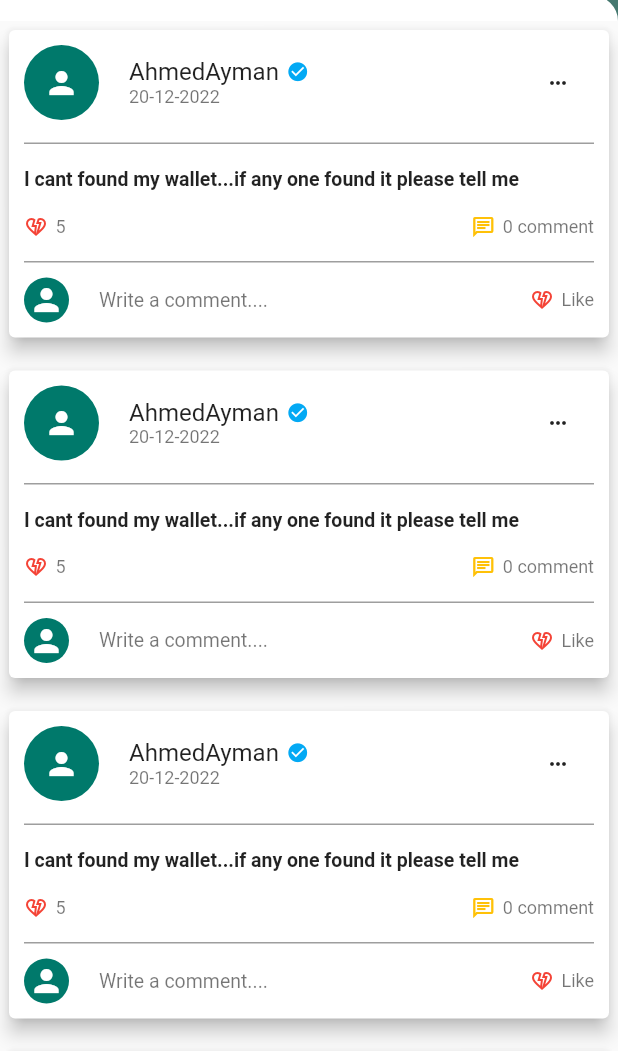
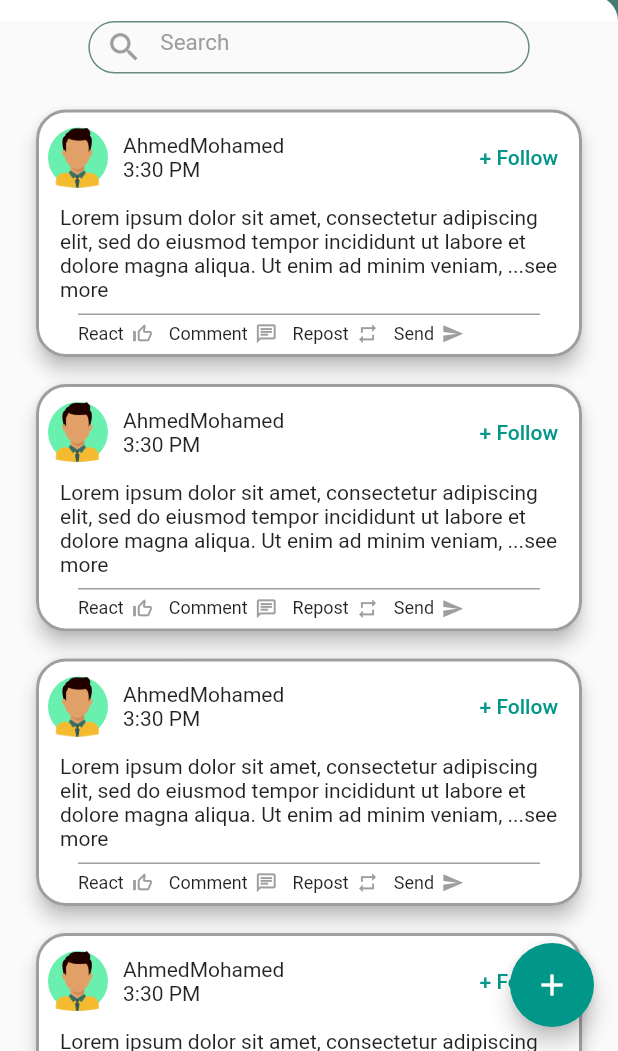
Before and after one commit to AhmedAyman26/studentHub, a Flutter app: the screen it shows after launch, on a phone screen of 412 x 824 dp, the part 185-1236 px from its top. Run offline on Flutter 3.47's test engine with Material 2 defaults, Android fonts, the phone set to English and light mode, and no system bars; our stand-ins replace bloc, conditional_builder, dio, flutter_bloc, hexcolor, image_picker and 3 more; accounts and stored records are empty.

Commit message:
remove repeated postsScreen

```diff
--- a/lib/presentation/screens/posts/posts_screen.dart
+++ b/lib/presentation/screens/posts/posts_screen.dart
@@ -1,5 +1,6 @@
 import 'package:flutter/material.dart';
-import 'package:flutter_bloc/flutter_bloc.dart';
+import 'package:graduation/presentation/widgets/search_widget.dart';
+import 'package:graduation/shared/widgets.dart';
 
 class PostsScreen extends StatelessWidget {
   const PostsScreen({Key? key}) : super(key: key);
@@ -9,312 +10,207 @@ class PostsScreen extends StatelessWidget {
     return Scaffold(
       body: SingleChildScrollView(
         child: Column(
-          children:
-          [
+          children: [
+            search_widget(),
+            SizedBox(
+              height: 20,
+            ),
             ListView.separated(
               physics: NeverScrollableScrollPhysics(),
               shrinkWrap: true,
-          itemBuilder: (context,index)=>buildPostItem(context),
-          // (context,index)=>buildPostItem(SocialCubit.get(context).posts[index],context,index)
-          separatorBuilder: (context,index)=>const SizedBox(height: 10,),
+              itemBuilder: (context,index)=>PostCard(),
+              separatorBuilder: (context,index)=>SizedBox(
+                height: 10,
+              ),
               itemCount: 10,
+            ),
+          ],
+        ),
+      ),
+      floatingActionButton: FloatingActionButton(
+        onPressed: (){},
+        child: Icon(
+            Icons.add
+        ),
+      ),
+    );
+  }
+
+  Widget PostCard() {
+    return Padding(
+      padding: const EdgeInsets.only(
+          left: 20,
+          right: 20
+      ),
+      child: Card(
+        elevation: 5,
+        shape: RoundedRectangleBorder(
+            side: BorderSide(
+                color: Colors.grey[500]!,
+                width: 2
+            ),
+            borderRadius: BorderRadius.circular(
+              20,
+            )
+        ),
+        child: Padding(
+          padding: const EdgeInsets.all(8.0),
+          child: Column(
+            children: [
+              Row(
+                children: [
+                  CircleAvatar(
+                    backgroundColor: Colors.greenAccent,
+                    radius: 20,
+                    child: Image(
+                      fit: BoxFit.cover,
+                      image: AssetImage(
+                          "assets/images/man.png"
+                      ),
+                    ),
+                  ),
+                  const SizedBox(
+                    width: 10,
+                  ),
+                  Column(
+                    crossAxisAlignment: CrossAxisAlignment.start,
+                    children: [
+                      Text(
+                        'AhmedMohamed',
+                      ),
+                      Text(
+                          '3:30 PM'
+                      ),
+                    ],
+                  ),
+                  Spacer(),
+                  TextButton(
+                    onPressed: (){},
+                    child: Text(
+                        '+ Follow'
+                    ),
+                  ),
+                ],
+              ),
+              Padding(
+                padding: const EdgeInsets.all(8.0),
+                child: Text(
+                    'Lorem ipsum dolor sit amet, consectetur adipiscing elit, sed do eiusmod tempor incididunt ut labore et dolore magna aliqua. Ut enim ad minim veniam, ...see more'
+                ),
+              ),
+              myDivider(),
+              Padding(
+                padding: const EdgeInsets.only(
+                    top: 5,
+                    left: 20
+                ),
+                child: Row(
+                  children:
+                  [
+                    InkWell(
+                      onTap: (){},
+                      child: Row(
+                        children:
+                        [
+                          Text(
+                            'React',
+                            style: TextStyle(
+                                fontSize: 12
+                            ),
+                          ),
+                          SizedBox(
+                            width: 5,
+                          ),
+                          Icon(
+                              color: Colors.grey,
+                              size: 15,
+                              Icons.thumb_up_off_alt
                           )
                         ],
                       ),
                     ),
-    );
-  }
-  // Widget buildPostItem(PostModel model,context,index)
-  Widget buildPostItem(context)=>Card(
-    clipBehavior: Clip.antiAliasWithSaveLayer,
-    elevation: 5,
-    margin: const EdgeInsets.all(6),
-    child: Padding(
-      padding: const EdgeInsets.all(10.0),
-      child: Column(
-        crossAxisAlignment: CrossAxisAlignment.start,
+                    SizedBox(
+                      width: 10,
+                    ),
+                    InkWell(
+                      onTap: (){},
+                      child: Row(
                         children:
                         [
-          Row(
-            children:
-            [
-              CircleAvatar(
-                radius: 25,
-                child: Icon(
-                  Icons.person
+                          Text(
+                            'Comment',
+                            style: TextStyle(
+                                fontSize: 12
                             ),
-                // backgroundImage: NetworkImage(
-                //     // '${model.image}'
-                //   ''
-                // ),
                           ),
-              const SizedBox(
-                width: 20,
-              ),
-              Expanded(
-                child: Column(
-                  crossAxisAlignment: CrossAxisAlignment.start,
-                  children:
-                  [
-                    Row(
-                      children: [
-                        Text(
-                          // '${model.username}',
-                          'AhmedAyman',
-                          style: Theme.of(context).textTheme.subtitle1,
-                        ),
-                        const SizedBox(
+                          SizedBox(
                             width: 5,
                           ),
-                        const Icon(
-                          Icons.check_circle,
-                          color: Colors.lightBlue,
+                          Icon(
+                              color: Colors.grey,
                               size: 15,
-                        ),
-                      ],
-                    ),
-                    Text(
-                      // '${model.dateTime}',
-                     '20-12-2022',
-                      style: Theme.of(context).textTheme.caption,
-                    ),
+                              Icons.chat_outlined
+                          )
                         ],
                       ),
                     ),
-              const SizedBox(
-                width: 20,
+                    SizedBox(
+                      width: 10,
                     ),
-              IconButton(
-                onPressed: (){},
-                icon: const Icon(Icons.more_horiz,
-                  size: 16,),
-              ),
-            ],
-          ),
-          Padding(
-            padding: const EdgeInsets.symmetric(
-                vertical: 15
-            ),
-            child: Container(
-              height: 1,
-              color: Colors.grey,
-              width: double.infinity,
-            ),
-          ),
-          Text(
-            // '${model.text}',
-              'I cant found my wallet...if any one found it please tell me',
-            style: const TextStyle(
-                fontSize: 13,
-                fontWeight: FontWeight.w600,
-                height: 1.3
-            ),
-          ),
-          // Padding(
-          //   padding: const EdgeInsets.only(
-          //       bottom: 10,
-          //       top: 5
-          //   ),
-          //   child: Container(
-          //     width: double.infinity,
-          //     child: Wrap(
-          //       children:
-          //       [
-          //         Padding(
-          //           padding: const EdgeInsetsDirectional.only(
-          //               end: 6
-          //           ),
-          //           child: Container(
-          //             height: 25,
-          //             child: MaterialButton(
-          //               onPressed: (){},
-          //               minWidth: 1,
-          //               padding: EdgeInsets.zero,
-          //               child: Text(
-          //                   '#software',
-          //                   style: Theme.of(context).textTheme.caption!.copyWith(
-          //                       color: Colors.lightBlue
-          //                   )
-          //               ),
-          //             ),
-          //           ),
-          //         ),
-          //         Padding(
-          //           padding: const EdgeInsetsDirectional.only(
-          //               end: 6
-          //           ),
-          //           child: Container(
-          //             height: 25,
-          //             child: MaterialButton(
-          //               onPressed: (){},
-          //               minWidth: 1,
-          //               padding: EdgeInsets.zero,
-          //               child: Text(
-          //                   '#flutter',
-          //                   style: Theme.of(context).textTheme.caption!.copyWith(
-          //                       color: Colors.lightBlue
-          //                   )
-          //               ),
-          //             ),
-          //           ),
-          //         ),
-          //       ],
-          //     ),
-          //   ),
-          // ),
-          // if(model.postImage!='')
-          //   Padding(
-          //     padding: const EdgeInsets.only(top: 15),
-          //     child: Container(
-          //       height: 140,
-          //       width: double.infinity,
-          //       decoration: BoxDecoration(
-          //         borderRadius: BorderRadius.circular(4),
-          //         image: DecorationImage(
-          //             image: NetworkImage(
-          //                 // '${model.postImage}
-          //               '',
-          //             ),
-          //             fit: BoxFit.cover
-          //         ),
-          //       ),
-          //     ),
-          //   ),
-          Padding(
-            padding: const EdgeInsets.symmetric(
-                vertical: 5
-            ),
+                    InkWell(
+                      onTap: (){},
                       child: Row(
                         children:
                         [
-                Expanded(
-                  child: InkWell(
-                    child: Padding(
-                      padding: const EdgeInsets.symmetric(
-                        vertical: 5,
+                          Text(
+                            'Repost',
+                            style: TextStyle(
+                                fontSize: 12
                             ),
-                      child: Row(
-                        children: [
-                          const Icon(
-                            Icons.heart_broken_outlined,
-                            size: 16,
-                            color: Colors.red,
                           ),
-                          const SizedBox(
+                          SizedBox(
                             width: 5,
                           ),
-                          Text(
-                            // '${SocialCubit.get(context).likes[index]}',
-                            '5',
-                            style: Theme.of(context).textTheme.caption,
-                          ),
+                          Icon(
+                              color: Colors.grey,
+                              size: 15,
+                              Icons.repeat_outlined
+                          )
                         ],
                       ),
                     ),
+                    SizedBox(
+                      width: 10,
+                    ),
+                    InkWell(
                       onTap: (){},
+                      child: Row(
+                        children:
+                        [
+                          Text(
+                            'Send',
+                            style: TextStyle(
+                                fontSize: 12
                             ),
                           ),
-                Expanded(
-                  child: InkWell(
-                    child: Padding(
-                      padding: const EdgeInsets.symmetric(
-                          vertical: 10
-                      ),
-                      child: Row(
-                        mainAxisAlignment: MainAxisAlignment.end,
-                        children: [
-                          const Icon(
-                            Icons.chat_outlined,
-                            size: 16,
-                            color: Colors.amber,
-                          ),
-                          const SizedBox(
+                          SizedBox(
                             width: 5,
                           ),
-                          Text(
-                            '0 comment',
-                            style: Theme.of(context).textTheme.caption,
-                          ),
+                          Icon(
+                              color: Colors.grey,
+                              size: 15,
+                              Icons.send
+                          )
                         ],
-                      ),
-                    ),
-                    onTap: (){},
                       ),
                     ),
                   ],
                 ),
               ),
-          Padding(
-            padding: const EdgeInsets.only(
-                bottom: 10
-            ),
-            child: Container(
-              height: 1,
-              color: Colors.grey,
-              width: double.infinity,
-            ),
-          ),
-          Row(
-            children:
-            [
-              Expanded(
-                child: InkWell(
-                  child: Row(
-                    children:
-                    [
-                      CircleAvatar(
-                        child: Icon(
-                          Icons.person
-                        ),
-                        radius: 15,
-                        // backgroundImage: NetworkImage(
-                        //     '${SocialCubit.get(context).userModel!.image}'
-                        // ),
-                      ),
-                      const SizedBox(
-                        width: 20,
-                      ),
-                      Text(
-                        'Write a comment....',
-                        style: Theme.of(context).textTheme.caption!.copyWith(
-                            fontSize: 13
-                        ),
-                      ),
             ],
           ),
-                  onTap: ()
-                  {
-                    // navigateTo(context, CommentScreen());
-                  },
-                ),
-              ),
-              InkWell(
-                child: Row(
-                  children: [
-                    const Icon(
-                      Icons.heart_broken_outlined,
-                      size: 16,
-                      color: Colors.red,
-                    ),
-                    const SizedBox(
-                      width: 5,
-                    ),
-                    Text(
-                      'Like',
-                      style: Theme.of(context).textTheme.caption,
-                    ),
-                  ],
-                ),
-                onTap: ()
-                {
-                  // SocialCubit.get(context).likePost(SocialCubit.get(context).postsId[index]);
-                },
-              ),
-
-            ],
-          )
-        ],
         ),
       ),
     );
   }
+}
```
Lines whose indentation alone changed are shown as unchanged.
